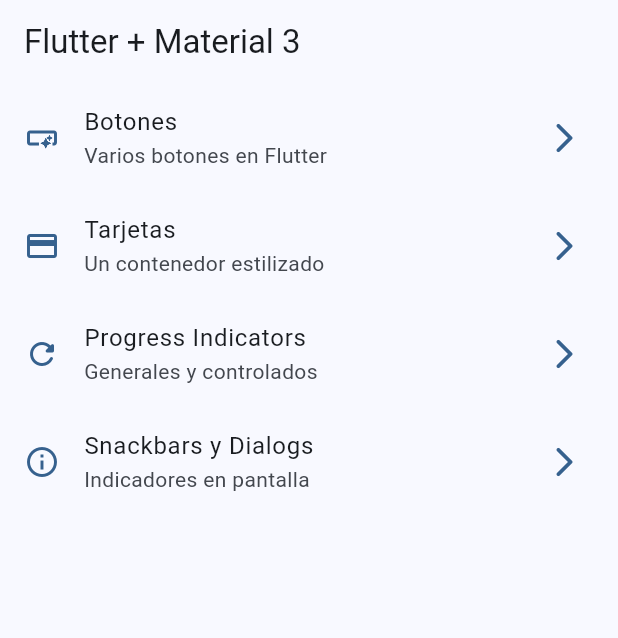
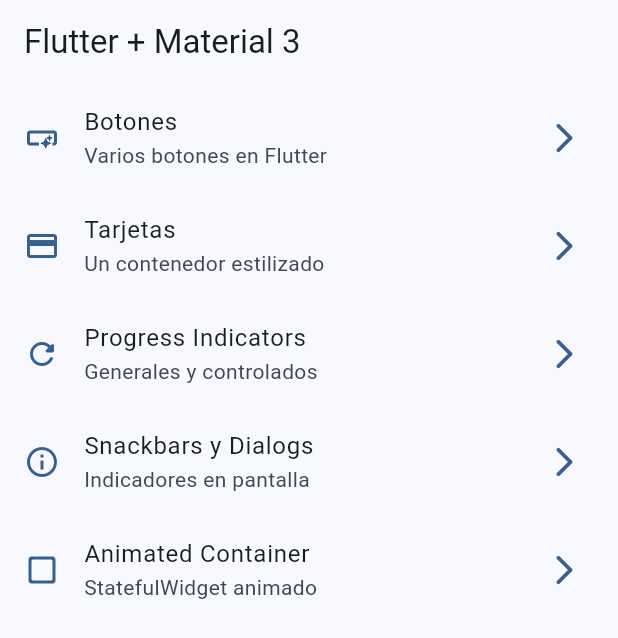
Before and after one commit to tamagoman/flutter-widget_app, a Flutter app: the screen it shows after launch, on a phone screen of 412 x 824 dp. Shown: the top 638 px of the screen. Run offline on Flutter 3.47's test engine with Material 3 defaults, Android fonts, the phone set to English and light mode, and no system bars; our stand-ins replace go_router.

Commit message:
Animated container finished

```diff
--- a/lib/config/menu/menu_items.dart
+++ b/lib/config/menu/menu_items.dart
@@ -49,12 +49,13 @@ final appMenuItems = <MenuItem>[
     link: '/snackbars',
     icon: Icons.info_outline
   ),
-  // MenuItem(
-  //   title: 'Animated Container',
-  //   subTitle: 'StatefulWidget animado',
-  //   link: '/animated-container',
-  //   icon: Icons.check_box_outline_blank_rounded
-  // ),
+
+  MenuItem(
+    title: 'Animated Container',
+    subTitle: 'StatefulWidget animado',
+    link: '/animated',
+    icon: Icons.check_box_outline_blank_rounded
+  ),
   // MenuItem(
   //   title: 'UI Controls + Tiles',
   //   subTitle: 'Checkbox, Radio y Switch',
--- a/lib/config/router/app_router.dart
+++ b/lib/config/router/app_router.dart
@@ -35,5 +35,11 @@ final appRouter = GoRouter(
       path: '/snackbars',
       builder: (context, state) => const SnackbarScreen(),
     ),
+
+    GoRoute(
+      name: AnimatedScreen.name,
+      path: '/animated',
+      builder: (context, state) => const AnimatedScreen(),
+    )
   ],
 );
--- a/lib/presentation/screens/snackbar/snackbar_screen.dart
+++ b/lib/presentation/screens/snackbar/snackbar_screen.dart
@@ -8,7 +8,7 @@ class SnackbarScreen extends StatelessWidget {
   const SnackbarScreen({super.key});
 
 
-  void ShowCustomSnackbar(BuildContext context) {
+  void showCustomSnackbar(BuildContext context) {
     ScaffoldMessenger.of(context).clearSnackBars();
 
     final snackbar = SnackBar(
@@ -80,7 +80,7 @@ class SnackbarScreen extends StatelessWidget {
       floatingActionButton: FloatingActionButton.extended(
         label: const Text('Mostrar Snackbar'),
         icon: const Icon(Icons.remove_red_eye_outlined),
-        onPressed: () => ShowCustomSnackbar(context),
+        onPressed: () => showCustomSnackbar(context),
       ),
     );
   }
```
Also changed, not shown: lib/presentation/screens/animated/animated_screen.dart (+51 -2 lines).
